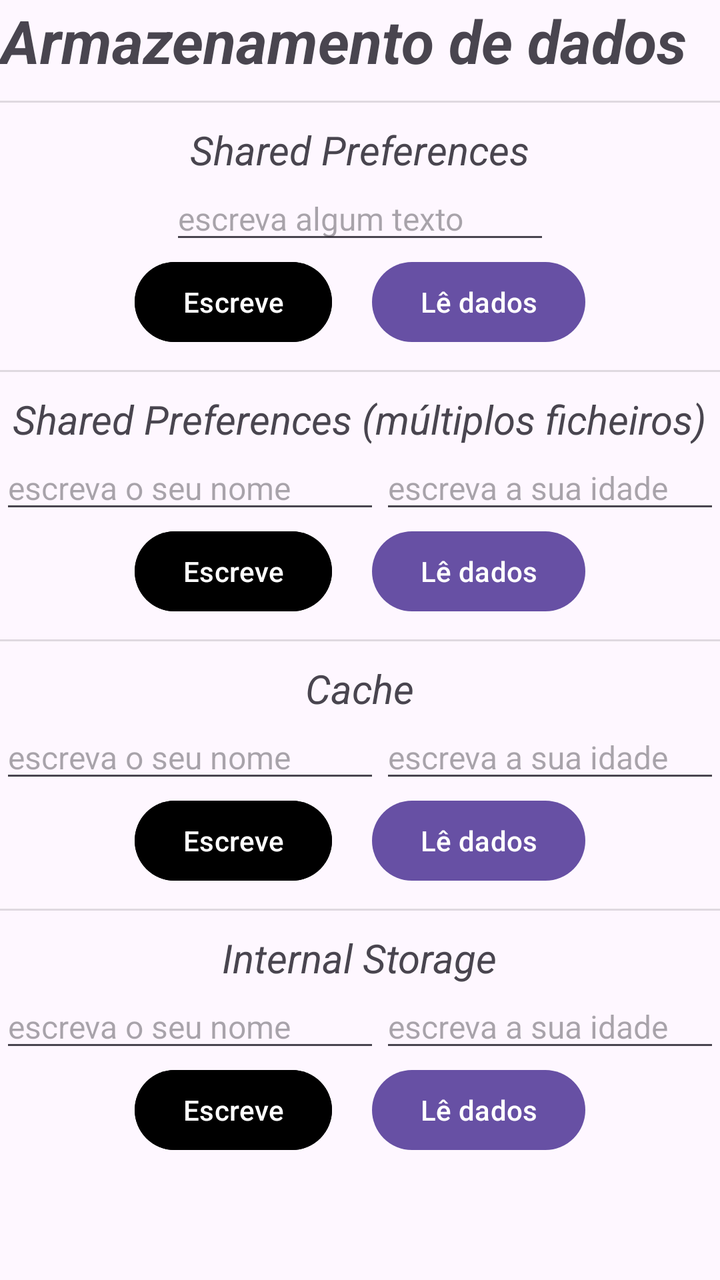
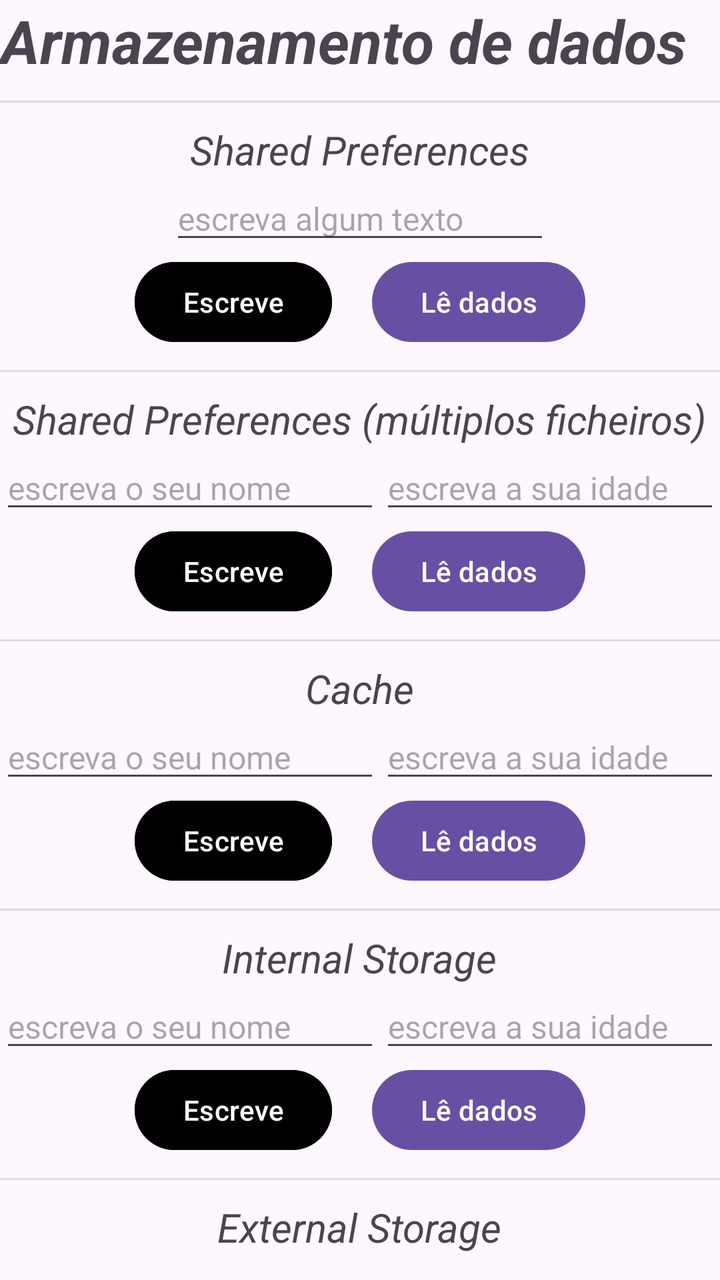

An Android layout rendered at two revisions. The XML below is the earlier revision; the diff shows what the commit changed to produce the second picture.
<!-- AndroidManifest.xml: application theme Theme.DataStorage -->
<!-- res/layout/activity_main.xml -->
<?xml version="1.0" encoding="utf-8"?>
<LinearLayout xmlns:android="http://schemas.android.com/apk/res/android"
    xmlns:tools="http://schemas.android.com/tools"
    android:id="@+id/main"
    android:layout_width="match_parent"
    android:layout_height="match_parent"
    android:orientation="vertical"
    tools:context=".MainActivity">

    <TextView
        android:layout_width="wrap_content"
        android:layout_height="wrap_content"
        android:gravity="center"
        android:text="@string/label_cabecalho"
        android:textSize="30sp"
        android:textStyle="bold|italic" />

    
    <LinearLayout style="@style/contentor_geral">

        <View style="@style/linha_separacao" />

        <TextView
            style="@style/titulo_seccao"
            android:text="@string/shared_preferences" />

        <EditText
            android:id="@+id/editText1"
            style="@style/editText"
            android:hint="@string/sharedPrefencesEditText"
            android:text="" />

        <LinearLayout style="@style/contentor_horizontal">

            <Button
                android:id="@+id/btWrite1"
                style="@style/buttonWrite"
                android:text="@string/btWrite" />

            <Button
                android:id="@+id/btRead1"
                style="@style/buttonRead"
                android:text="@string/btRead" />

        </LinearLayout>

    </LinearLayout>

    
    <LinearLayout style="@style/contentor_geral">

        <View style="@style/linha_separacao" />

        <TextView
            style="@style/titulo_seccao"
            android:text="@string/shared_preferencesMultiFich" />

        <LinearLayout style="@style/contentor_horizontal">

            <EditText
                android:id="@+id/editText2a"
                style="@style/editText"
                android:hint="@string/sharedPreferencesNome"
                android:inputType="text"
                android:text="" />

            <EditText
                android:id="@+id/editText2b"
                style="@style/editText"
                android:hint="@string/sharedPreferencesIdade"
                android:inputType="number"
                android:text="" />
        </LinearLayout>

        <LinearLayout style="@style/contentor_horizontal">

            <Button
                android:id="@+id/btWrite2"
                style="@style/buttonWrite"
                android:text="@string/btWrite" />

            <Button
                android:id="@+id/btRead2"
                style="@style/buttonRead"
                android:text="@string/btRead" />

        </LinearLayout>

    </LinearLayout>

    
    <LinearLayout style="@style/contentor_geral">

        <View style="@style/linha_separacao" />

        <TextView
            style="@style/titulo_seccao"
            android:text="@string/Cache" />

        <LinearLayout style="@style/contentor_horizontal">

            <EditText
                android:id="@+id/editText3a"
                style="@style/editText"
                android:hint="@string/sharedPreferencesNome"
                android:inputType="text"
                android:text="" />

            <EditText
                android:id="@+id/editText3b"
                style="@style/editText"
                android:hint="@string/sharedPreferencesIdade"
                android:inputType="number"
                android:text="" />
        </LinearLayout>

        <LinearLayout style="@style/contentor_horizontal">

            <Button
                android:id="@+id/btWrite3"
                style="@style/buttonWrite"
                android:text="@string/btWrite" />

            <Button
                android:id="@+id/btRead3"
                style="@style/buttonRead"
                android:text="@string/btRead" />

        </LinearLayout>

    </LinearLayout>

    
    <LinearLayout style="@style/contentor_geral">

        <View style="@style/linha_separacao" />

        <TextView
            style="@style/titulo_seccao"
            android:text="@string/internal_storage" />

        <LinearLayout style="@style/contentor_horizontal">

            <EditText
                android:id="@+id/editText4a"
                style="@style/editText"
                android:hint="@string/sharedPreferencesNome"
                android:inputType="text"
                android:text="" />

            <EditText
                android:id="@+id/editText4b"
                style="@style/editText"
                android:hint="@string/sharedPreferencesIdade"
                android:inputType="number"
                android:text="" />
        </LinearLayout>

        <LinearLayout style="@style/contentor_horizontal">

            <Button
                android:id="@+id/btWrite4"
                style="@style/buttonWrite"
                android:text="@string/btWrite" />

            <Button
                android:id="@+id/btRead4"
                style="@style/buttonRead"
                android:text="@string/btRead" />

        </LinearLayout>

    </LinearLayout>

</LinearLayout>
<!-- resources referenced by this layout -->
<resources>
  <string name="Cache">Cache</string>
  <string name="btRead">Lê dados</string>
  <string name="btWrite">Escreve</string>
  <string name="internal_storage">Internal Storage</string>
  <string name="label_cabecalho">Armazenamento de dados</string>
  <string name="sharedPrefencesEditText">escreva algum texto</string>
  <string name="sharedPreferencesIdade">escreva a sua idade</string>
  <string name="sharedPreferencesNome">escreva o seu nome</string>
  <string name="shared_preferences">Shared Preferences</string>
  <string name="shared_preferencesMultiFich">Shared Preferences (múltiplos ficheiros)</string>
  <style name="buttonRead">
          <item name="android:layout_width">wrap_content</item>
          <item name="android:layout_height">wrap_content</item>
          <item name="android:layout_marginStart">10dp</item>
      </style>
  <style name="buttonWrite">
          <item name="android:layout_width">wrap_content</item>
          <item name="android:layout_height">wrap_content</item>
          <item name="android:backgroundTint">@color/black</item>
          <item name="android:layout_marginEnd">10dp</item>
      </style>
  <style name="contentor_geral">
          <item name="android:layout_width">match_parent</item>
          <item name="android:layout_height">wrap_content</item>
          <item name="android:orientation">vertical</item>
      </style>
  <style name="contentor_horizontal">
          <item name="android:layout_width">wrap_content</item>
          <item name="android:layout_height">wrap_content</item>
          <item name="android:layout_gravity">center</item>
          <item name="android:orientation">horizontal</item>
      </style>
  <style name="editText">
          <item name="android:layout_width">wrap_content</item>
          <item name="android:layout_height">wrap_content</item>
          <item name="android:layout_gravity">center</item>
          <item name="android:ems">10</item>
          <item name="android:textSize">16sp</item>
      </style>
  <style name="linha_separacao">
          <item name="android:layout_width">match_parent</item>
          <item name="android:layout_height">1dp</item>
          <item name="android:layout_marginTop">10dp</item>
          <item name="android:background">?android:attr/listDivider</item>
      </style>
  <style name="titulo_seccao">
          <item name="android:layout_width">wrap_content</item>
          <item name="android:layout_height">wrap_content</item>
          <item name="android:layout_gravity">center</item>
          <item name="android:textStyle">italic</item>
          <item name="android:textSize">20sp</item>
          <item name="android:layout_marginTop">10dp</item>
      </style>
  <style name="Theme.DataStorage" parent="Base.Theme.DataStorage" />
  <color name="black">#FF000000</color>
  <style name="Base.Theme.DataStorage" parent="Theme.Material3.DayNight.NoActionBar">
          
          
      </style>
</resources>

<!-- the commit's change to res/layout/activity_main.xml (unified diff, before → after) -->
@@ -172,4 +172,46 @@
 
     </LinearLayout>
 
+    
+    <LinearLayout style="@style/contentor_geral">
+
+        <View style="@style/linha_separacao" />
+
+        <TextView
+            style="@style/titulo_seccao"
+            android:text="@string/external_storage" />
+
+        <LinearLayout style="@style/contentor_horizontal">
+
+            <EditText
+                android:id="@+id/editText5a"
+                style="@style/editText"
+                android:hint="@string/sharedPreferencesNome"
+                android:inputType="text"
+                android:text="" />
+
+            <EditText
+                android:id="@+id/editText5b"
+                style="@style/editText"
+                android:hint="@string/sharedPreferencesIdade"
+                android:inputType="number"
+                android:text="" />
+        </LinearLayout>
+
+        <LinearLayout style="@style/contentor_horizontal">
+
+            <Button
+                android:id="@+id/btWrite5"
+                style="@style/buttonWrite"
+                android:text="@string/btWrite" />
+
+            <Button
+                android:id="@+id/btRead5"
+                style="@style/buttonRead"
+                android:text="@string/btRead" />
+
+        </LinearLayout>
+
+    </LinearLayout>
+
 </LinearLayout>
<!-- resource entries referenced after the edit -->
@@ -3,6 +3,7 @@
   <string name="Cache">Cache</string>
   <string name="btRead">Lê dados</string>
   <string name="btWrite">Escreve</string>
+  <string name="external_storage">External Storage</string>
   <string name="internal_storage">Internal Storage</string>
   <string name="label_cabecalho">Armazenamento de dados</string>
   <string name="sharedPrefencesEditText">escreva algum texto</string>
